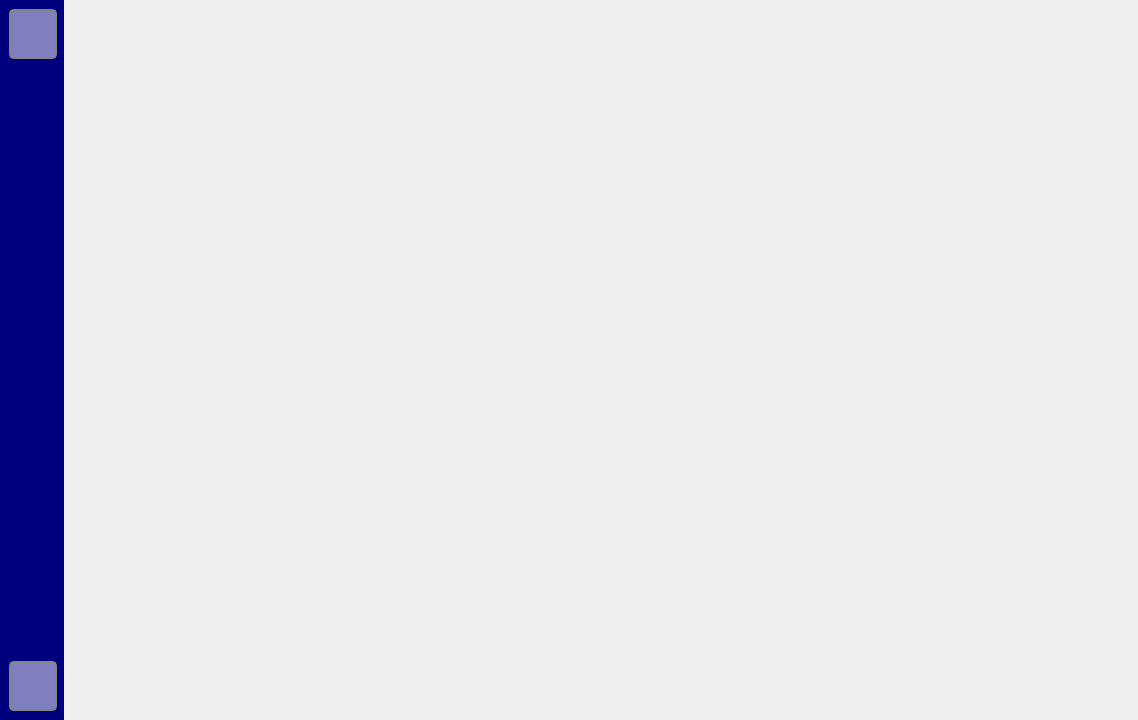
First picture: the form in Project/main.ui, repository Robotz213/PainelAdmin-Controldocs, before the edit.
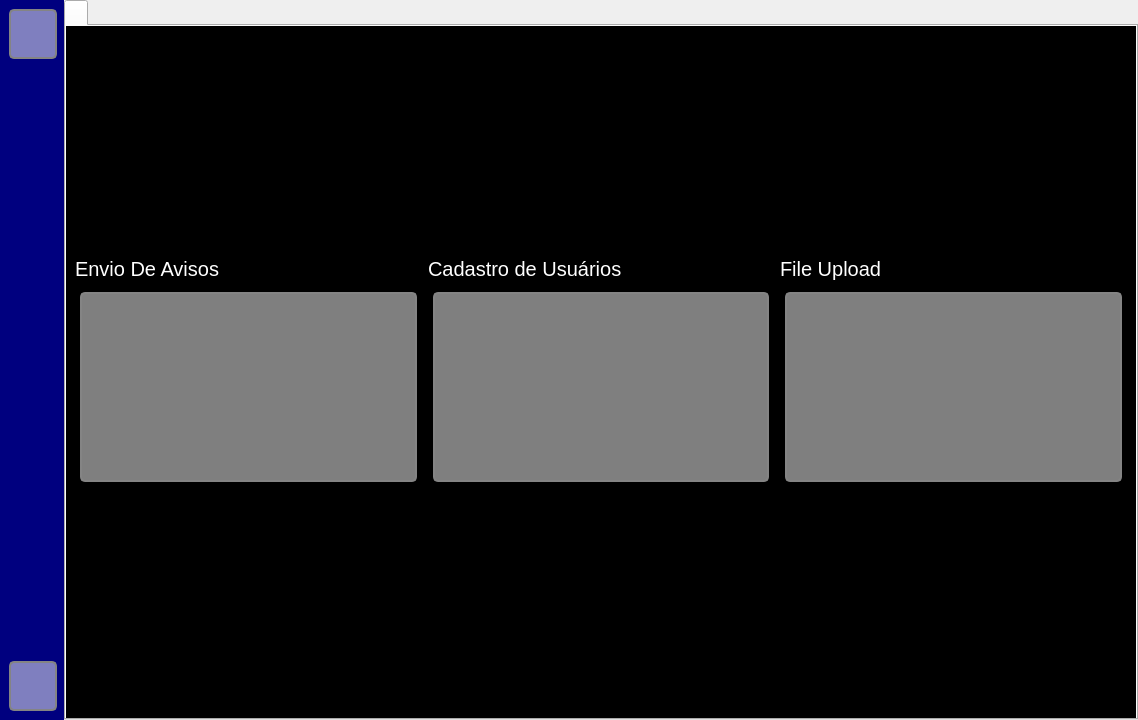
Second picture: the form after the edit. The open tabs and pages were chosen to show the change. Icons and pictures are not drawn.

```diff
--- a/Project/main.ui
+++ b/Project/main.ui
@@ -569,8 +569,6 @@
         </item>
        </layout>
       </widget>
-      <widget class="QWidget" name="UploadArquivos"/>
-      <widget class="QWidget" name="CentralDeAvisos"/>
       <widget class="QWidget" name="MenuPrincipal">
        <layout class="QHBoxLayout" name="horizontalLayout_2">
         <property name="spacing">
```
Left out of the diff: 5 changed lines with no effect on the pictures.
